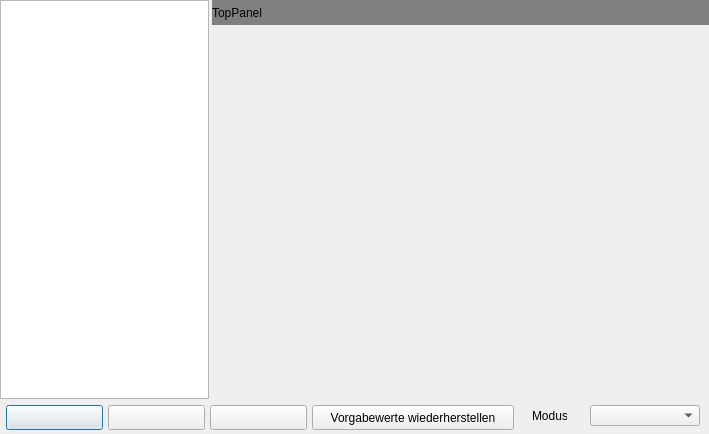
Old version of the form src/forms/SetupFormUnit.ui in the repository Eldricos/D-Fend-Reborn.
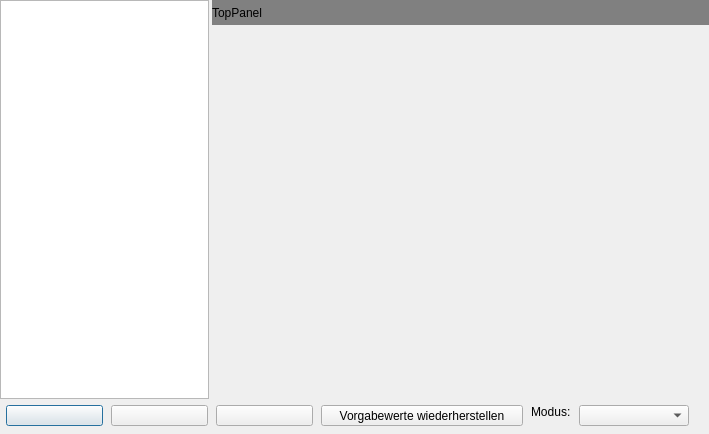
New version of the form. Icons and pictures are not drawn. Custom widgets are drawn as their Qt base class.

Commit message: Remaining dialogs: Qt layouts instead of fixed pixel positions

Diff of the .ui file:
```diff
--- a/src/forms/SetupFormUnit.ui
+++ b/src/forms/SetupFormUnit.ui
@@ -17,51 +17,85 @@
       <property name="frameShape"><enum>QFrame::NoFrame</enum></property>
       <property name="frameShadow"><enum>QFrame::Plain</enum></property>
       <property name="vclClass" stdset="0"><string notr="true">TPanel</string></property>
-      <widget class="QLabel" name="ModeLabel">
-        <property name="geometry"><rect><x>532</x><y>10</y><width>35</width><height>13</height></rect></property>
-        <property name="text"><string>Modus:</string></property>
-        <property name="textFormat"><enum>Qt::PlainText</enum></property>
-        <property name="alignment"><set>Qt::AlignLeft|Qt::AlignTop</set></property>
-        <property name="vclAutoSize" stdset="0"><bool>true</bool></property>
-      </widget>
-      <widget class="QPushButton" name="CancelButton">
-        <property name="geometry"><rect><x>108</x><y>6</y><width>97</width><height>25</height></rect></property>
-        <property name="text"><string></string></property>
-        <property name="autoDefault"><bool>false</bool></property>
-        <property name="vclKind" stdset="0"><string notr="true">bkCancel</string></property>
-        <property name="vclCancel" stdset="0"><bool>true</bool></property>
-        <property name="vclModalResult" stdset="0"><string notr="true">mrCancel</string></property>
-      </widget>
+      <layout class="QGridLayout" name="BottomPanel_Layout" columnstretch="0,0,0,0,0,0,1">
+        <property name="leftMargin"><number>6</number></property>
+        <property name="topMargin"><number>6</number></property>
+        <property name="rightMargin"><number>4</number></property>
+        <property name="bottomMargin"><number>8</number></property>
+        <property name="horizontalSpacing"><number>8</number></property>
+        <property name="verticalSpacing"><number>4</number></property>
+        <item row="0" column="0" alignment="Qt::AlignLeft">
       <widget class="QPushButton" name="OKButton">
-        <property name="geometry"><rect><x>6</x><y>6</y><width>97</width><height>25</height></rect></property>
-        <property name="text"><string></string></property>
+            <property name="text"><string /></property>
         <property name="autoDefault"><bool>false</bool></property>
         <property name="vclKind" stdset="0"><string notr="true">bkOK</string></property>
         <property name="default"><bool>true</bool></property>
         <property name="vclModalResult" stdset="0"><string notr="true">mrOk</string></property>
         <property name="vclOnClick" stdset="0"><string notr="true">OKButtonClick</string></property>
-      </widget>
-      <widget class="QComboBox" name="ModeComboBox">
-        <property name="geometry"><rect><x>590</x><y>6</y><width>110</width><height>21</height></rect></property>
-        <property name="editable"><bool>false</bool></property>
-        <property name="maxVisibleItems"><number>8</number></property>
-        <item><property name="text"><string></string></property></item>
-        <item><property name="text"><string></string></property></item>
-      </widget>
+            <property name="minimumSize"><size><width>97</width><height>0</height></size></property>
+          </widget>
+        </item>
+        <item row="0" column="1" alignment="Qt::AlignLeft">
+          <widget class="QPushButton" name="CancelButton">
+            <property name="text"><string /></property>
+            <property name="autoDefault"><bool>false</bool></property>
+            <property name="vclKind" stdset="0"><string notr="true">bkCancel</string></property>
+            <property name="vclCancel" stdset="0"><bool>true</bool></property>
+            <property name="vclModalResult" stdset="0"><string notr="true">mrCancel</string></property>
+            <property name="minimumSize"><size><width>97</width><height>0</height></size></property>
+          </widget>
+        </item>
+        <item row="0" column="2" alignment="Qt::AlignLeft">
+          <widget class="QPushButton" name="HelpButton">
+            <property name="text"><string /></property>
+            <property name="autoDefault"><bool>false</bool></property>
+            <property name="vclKind" stdset="0"><string notr="true">bkHelp</string></property>
+            <property name="vclOnClick" stdset="0"><string notr="true">HelpButtonClick</string></property>
+            <property name="minimumSize"><size><width>97</width><height>0</height></size></property>
+          </widget>
+        </item>
+        <item row="0" column="3" alignment="Qt::AlignLeft">
       <widget class="QPushButton" name="RestoreDefaultValuesButton">
-        <property name="geometry"><rect><x>312</x><y>6</y><width>202</width><height>25</height></rect></property>
         <property name="text"><string>Vorgabewerte wiederherstellen</string></property>
         <property name="icon"><iconset resource="../../resources/dfend.qrc"><normaloff>:/glyphs/90dee0f3d0aa0e54.png</normaloff></iconset></property>
         <property name="autoDefault"><bool>false</bool></property>
         <property name="vclOnClick" stdset="0"><string notr="true">RestoreDefaultValuesButtonClick</string></property>
-      </widget>
-      <widget class="QPushButton" name="HelpButton">
-        <property name="geometry"><rect><x>210</x><y>6</y><width>97</width><height>25</height></rect></property>
-        <property name="text"><string></string></property>
-        <property name="autoDefault"><bool>false</bool></property>
-        <property name="vclKind" stdset="0"><string notr="true">bkHelp</string></property>
-        <property name="vclOnClick" stdset="0"><string notr="true">HelpButtonClick</string></property>
-      </widget>
+            <property name="minimumSize"><size><width>202</width><height>0</height></size></property>
+          </widget>
+        </item>
+        <item row="0" column="4">
+          <widget class="QLabel" name="ModeLabel">
+            <property name="text"><string>Modus:</string></property>
+            <property name="textFormat"><enum>Qt::PlainText</enum></property>
+            <property name="alignment"><set>Qt::AlignLeft|Qt::AlignTop</set></property>
+          </widget>
+        </item>
+        <item row="0" column="5" alignment="Qt::AlignLeft">
+          <widget class="QComboBox" name="ModeComboBox">
+            <property name="editable"><bool>false</bool></property>
+            <property name="maxVisibleItems"><number>8</number></property>
+            <property name="minimumSize"><size><width>110</width><height>0</height></size></property>
+            <item>
+              <property name="text"><string /></property>
+            </item>
+            <item>
+              <property name="text"><string /></property>
+            </item>
+          </widget>
+        </item>
+        <item row="0" column="6">
+          <spacer name="BottomPanel_Layout_HFill">
+            <property name="orientation"><enum>Qt::Horizontal</enum></property>
+            <property name="sizeHint" stdset="0"><size><width>0</width><height>0</height></size></property>
+          </spacer>
+        </item>
+        <item row="1" column="0">
+          <spacer name="BottomPanel_VFill">
+            <property name="orientation"><enum>Qt::Vertical</enum></property>
+            <property name="sizeHint" stdset="0"><size><width>0</width><height>0</height></size></property>
+          </spacer>
+        </item>
+      </layout>
     </widget>
     <widget class="QFrame" name="MainPanel">
       <property name="geometry"><rect><x>0</x><y>0</y><width>709</width><height>399</height></rect></property>
```
Left out of the diff: 17 changed lines with no effect on the pictures. Lines whose indentation alone changed are shown as unchanged. The commit also changes 102 other files.
